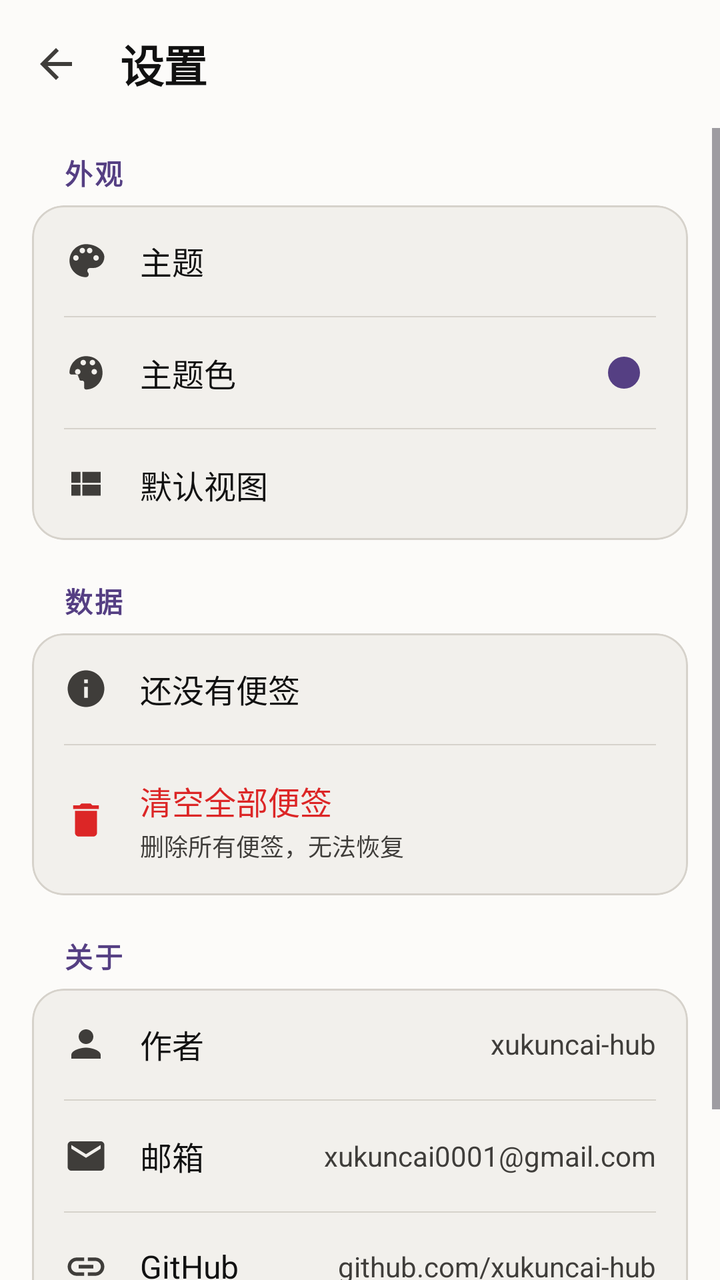
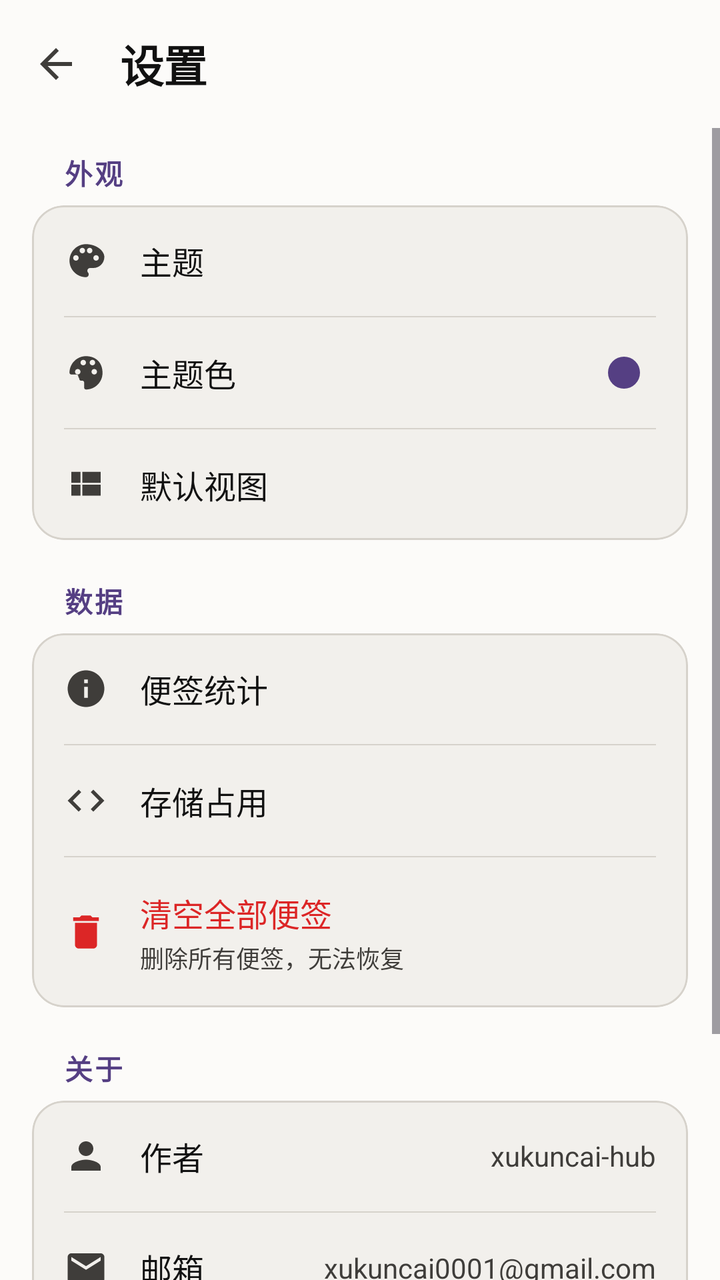

Before-and-after screenshots of an Android layout around one commit, followed by the original layout XML and the change that was made.
<!-- AndroidManifest.xml: application theme Theme.HtmlNotes -->
<!-- res/layout/activity_settings.xml -->
<?xml version="1.0" encoding="utf-8"?>
<LinearLayout xmlns:android="http://schemas.android.com/apk/res/android"
    xmlns:app="http://schemas.android.com/apk/res-auto"
    android:layout_width="match_parent"
    android:layout_height="match_parent"
    android:orientation="vertical">

    
    <LinearLayout
        android:id="@+id/topBar"
        android:layout_width="match_parent"
        android:layout_height="wrap_content"
        android:minHeight="?attr/actionBarSize"
        android:gravity="center_vertical"
        android:orientation="horizontal"
        android:paddingHorizontal="4dp">

        <ImageButton
            android:id="@+id/btnBack"
            style="@style/Widget.HtmlNotes.TopIconButton"
            android:contentDescription="@string/action_back"
            android:src="@drawable/ic_back" />

        <TextView
            style="@style/Widget.HtmlNotes.TopBarTitle"
            android:text="@string/settings" />
    </LinearLayout>

    <ScrollView
        android:id="@+id/scroll"
        android:layout_width="match_parent"
        android:layout_height="match_parent"
        android:clipToPadding="false">

        <LinearLayout
            android:layout_width="match_parent"
            android:layout_height="wrap_content"
            android:orientation="vertical"
            android:paddingHorizontal="16dp"
            android:paddingBottom="24dp">

            
            <TextView
                style="@style/Widget.HtmlNotes.Settings.SectionTitle"
                android:layout_marginTop="12dp"
                android:text="@string/settings_appearance" />

            <com.google.android.material.card.MaterialCardView
                style="@style/Widget.HtmlNotes.Settings.Card">

                <LinearLayout
                    android:layout_width="match_parent"
                    android:layout_height="wrap_content"
                    android:orientation="vertical">

                    
                    <LinearLayout
                        android:id="@+id/rowTheme"
                        style="@style/Widget.HtmlNotes.Settings.Row">

                        <ImageView
                            style="@style/Widget.HtmlNotes.Settings.Icon"
                            android:src="@drawable/ic_theme" />

                        <TextView
                            style="@style/Widget.HtmlNotes.Settings.Title"
                            android:text="@string/settings_theme" />

                        <TextView
                            android:id="@+id/themeValue"
                            style="@style/Widget.HtmlNotes.Settings.Value" />
                    </LinearLayout>

                    <View style="@style/Widget.HtmlNotes.Settings.Divider" />

                    
                    <LinearLayout
                        android:id="@+id/rowThemeColor"
                        style="@style/Widget.HtmlNotes.Settings.Row">

                        <ImageView
                            style="@style/Widget.HtmlNotes.Settings.Icon"
                            android:src="@drawable/ic_palette" />

                        <TextView
                            style="@style/Widget.HtmlNotes.Settings.Title"
                            android:text="@string/settings_theme_color" />

                        <View
                            android:id="@+id/themeColorDot"
                            android:layout_width="16dp"
                            android:layout_height="16dp"
                            android:layout_marginEnd="8dp"
                            android:background="@drawable/bg_dot"
                            android:backgroundTint="?attr/colorPrimary" />

                        <TextView
                            android:id="@+id/themeColorValue"
                            style="@style/Widget.HtmlNotes.Settings.Value" />
                    </LinearLayout>

                    <View style="@style/Widget.HtmlNotes.Settings.Divider" />

                    
                    <LinearLayout
                        android:id="@+id/rowDefaultView"
                        style="@style/Widget.HtmlNotes.Settings.Row">

                        <ImageView
                            style="@style/Widget.HtmlNotes.Settings.Icon"
                            android:src="@drawable/ic_grid" />

                        <TextView
                            style="@style/Widget.HtmlNotes.Settings.Title"
                            android:text="@string/settings_default_view" />

                        <TextView
                            android:id="@+id/viewValue"
                            style="@style/Widget.HtmlNotes.Settings.Value" />
                    </LinearLayout>
                </LinearLayout>
            </com.google.android.material.card.MaterialCardView>

            
            <TextView
                style="@style/Widget.HtmlNotes.Settings.SectionTitle"
                android:layout_marginTop="20dp"
                android:text="@string/settings_data" />

            <com.google.android.material.card.MaterialCardView
                style="@style/Widget.HtmlNotes.Settings.Card">

                <LinearLayout
                    android:layout_width="match_parent"
                    android:layout_height="wrap_content"
                    android:orientation="vertical">

                    
                    <LinearLayout style="@style/Widget.HtmlNotes.Settings.RowBase">

                        <ImageView
                            style="@style/Widget.HtmlNotes.Settings.Icon"
                            android:src="@drawable/ic_info" />

                        <TextView
                            style="@style/Widget.HtmlNotes.Settings.Title"
                            android:text="@string/empty_title" />

                        <TextView
                            android:id="@+id/notesCountValue"
                            style="@style/Widget.HtmlNotes.Settings.Value" />
                    </LinearLayout>

                    <View style="@style/Widget.HtmlNotes.Settings.Divider" />

                    <LinearLayout
                        android:id="@+id/rowClear"
                        style="@style/Widget.HtmlNotes.Settings.Row">

                        <ImageView
                            style="@style/Widget.HtmlNotes.Settings.Icon"
                            android:src="@drawable/ic_delete"
                            app:tint="?attr/colorError" />

                        <LinearLayout
                            android:layout_width="0dp"
                            android:layout_height="wrap_content"
                            android:layout_marginStart="16dp"
                            android:layout_weight="1"
                            android:orientation="vertical">

                            <TextView
                                android:layout_width="wrap_content"
                                android:layout_height="wrap_content"
                                android:text="@string/settings_clear"
                                android:textColor="?attr/colorError"
                                android:textSize="16sp" />

                            <TextView
                                android:layout_width="wrap_content"
                                android:layout_height="wrap_content"
                                android:layout_marginTop="2dp"
                                android:text="@string/settings_clear_summary"
                                android:textColor="?attr/colorOnSurfaceVariant"
                                android:textSize="12sp" />
                        </LinearLayout>
                    </LinearLayout>
                </LinearLayout>
            </com.google.android.material.card.MaterialCardView>

            
            <TextView
                style="@style/Widget.HtmlNotes.Settings.SectionTitle"
                android:layout_marginTop="20dp"
                android:text="@string/settings_about" />

            <com.google.android.material.card.MaterialCardView
                style="@style/Widget.HtmlNotes.Settings.Card">

                <LinearLayout
                    android:layout_width="match_parent"
                    android:layout_height="wrap_content"
                    android:orientation="vertical">

                    
                    <LinearLayout style="@style/Widget.HtmlNotes.Settings.RowBase">

                        <ImageView
                            style="@style/Widget.HtmlNotes.Settings.Icon"
                            android:src="@drawable/ic_person" />

                        <TextView
                            style="@style/Widget.HtmlNotes.Settings.Title"
                            android:text="@string/settings_author" />

                        <TextView
                            style="@style/Widget.HtmlNotes.Settings.Value"
                            android:text="@string/author_name" />
                    </LinearLayout>

                    <View style="@style/Widget.HtmlNotes.Settings.Divider" />

                    
                    <LinearLayout
                        android:id="@+id/rowEmail"
                        style="@style/Widget.HtmlNotes.Settings.Row">

                        <ImageView
                            style="@style/Widget.HtmlNotes.Settings.Icon"
                            android:src="@drawable/ic_email" />

                        <TextView
                            style="@style/Widget.HtmlNotes.Settings.Title"
                            android:text="@string/settings_email" />

                        <TextView
                            style="@style/Widget.HtmlNotes.Settings.Value"
                            android:text="@string/author_email" />
                    </LinearLayout>

                    <View style="@style/Widget.HtmlNotes.Settings.Divider" />

                    
                    <LinearLayout
                        android:id="@+id/rowGithub"
                        style="@style/Widget.HtmlNotes.Settings.Row">

                        <ImageView
                            style="@style/Widget.HtmlNotes.Settings.Icon"
                            android:src="@drawable/ic_link" />

                        <TextView
                            style="@style/Widget.HtmlNotes.Settings.Title"
                            android:text="@string/settings_github" />

                        <TextView
                            style="@style/Widget.HtmlNotes.Settings.Value"
                            android:text="@string/author_github" />
                    </LinearLayout>

                    <View style="@style/Widget.HtmlNotes.Settings.Divider" />

                    
                    <LinearLayout style="@style/Widget.HtmlNotes.Settings.RowBase">

                        <ImageView
                            style="@style/Widget.HtmlNotes.Settings.Icon"
                            android:src="@drawable/ic_info" />

                        <TextView
                            style="@style/Widget.HtmlNotes.Settings.Title"
                            android:text="@string/settings_version" />

                        <TextView
                            android:id="@+id/versionValue"
                            style="@style/Widget.HtmlNotes.Settings.Value" />
                    </LinearLayout>
                </LinearLayout>
            </com.google.android.material.card.MaterialCardView>
        </LinearLayout>
    </ScrollView>

</LinearLayout>
<!-- resources referenced by this layout -->
<resources>
  <!-- drawable bg_dot (drawable) -->
  <?xml version="1.0" encoding="utf-8"?>
  <shape xmlns:android="http://schemas.android.com/apk/res/android"
      android:shape="oval">
      <solid android:color="#FFFFFFFF" />
  </shape>
  <string name="action_back">返回</string>
  <string name="author_email">xukuncai0001@gmail.com</string>
  <string name="author_github">github.com/xukuncai-hub</string>
  <string name="author_name">xukuncai-hub</string>
  <string name="empty_title">还没有便签</string>
  <string name="settings">设置</string>
  <string name="settings_about">关于</string>
  <string name="settings_appearance">外观</string>
  <string name="settings_author">作者</string>
  <string name="settings_clear">清空全部便签</string>
  <string name="settings_clear_summary">删除所有便签，无法恢复</string>
  <string name="settings_data">数据</string>
  <string name="settings_default_view">默认视图</string>
  <string name="settings_email">邮箱</string>
  <string name="settings_github">GitHub</string>
  <string name="settings_theme">主题</string>
  <string name="settings_theme_color">主题色</string>
  <string name="settings_version">版本</string>
  <style name="Widget.HtmlNotes.Settings.Icon">
          <item name="android:layout_width">22dp</item>
          <item name="android:layout_height">22dp</item>
          <item name="android:importantForAccessibility">no</item>
          <item name="android:tint">?attr/colorOnSurfaceVariant</item>
      </style>
  <style name="Widget.HtmlNotes.Settings.Row" parent="Widget.HtmlNotes.Settings.RowBase">
          <item name="android:background">?attr/selectableItemBackground</item>
          <item name="android:clickable">true</item>
          <item name="android:focusable">true</item>
      </style>
  <style name="TextAppearance.HtmlNotes.ToolbarTitle" parent="TextAppearance.Material3.TitleLarge">
          
          <item name="android:fontFamily">serif</item>
          <item name="android:textStyle">bold</item>
          <item name="android:letterSpacing">-0.01</item>
      </style>
  <color name="md_primary">#553F83</color>
  <color name="md_on_primary">#FFFFFF</color>
  <color name="md_primary_container">#E7E0F5</color>
  <color name="md_on_primary_container">#2A1C4D</color>
  <color name="md_secondary">#4A4A4A</color>
  <color name="md_on_secondary">#FFFFFF</color>
  <color name="md_secondary_container">#E4E1DC</color>
  <color name="md_on_secondary_container">#1A1917</color>
  <color name="md_surface">#FCFBF9</color>
  <color name="md_on_surface">#111111</color>
  <color name="md_surface_variant">#EDEAE4</color>
  <color name="md_surface_container_high">#EAE7E1</color>
  <color name="md_on_surface_variant">#3F3D3A</color>
  <color name="md_outline">#73706B</color>
  <color name="md_outline_variant">#D6D2CB</color>
  <color name="md_error">#DC2626</color>
  <color name="md_tertiary">#7D6A52</color>
  <color name="md_on_tertiary">#FFFFFF</color>
  <color name="md_tertiary_container">#F0E4D4</color>
  <color name="md_on_tertiary_container">#2A1F12</color>
  <color name="md_on_error">#FFFFFF</color>
  <color name="md_error_container">#FCE7E7</color>
  <color name="md_on_error_container">#3D0F0F</color>
  <color name="md_inverse_surface">#1C1B1A</color>
  <color name="md_inverse_on_surface">#F7F5F2</color>
  <color name="md_surface_container_lowest">#FFFFFF</color>
  <color name="md_surface_container_low">#F7F5F1</color>
  <color name="md_surface_container">#F2F0EC</color>
  <color name="md_surface_container_highest">#E2DED7</color>
  <!-- unchanged entries left out for length: 18 -->
</resources>

<!-- the commit's change to res/layout/activity_settings.xml (unified diff, before → after) -->
@@ -144,10 +144,28 @@
 
                         <TextView
                             style="@style/Widget.HtmlNotes.Settings.Title"
-                            android:text="@string/empty_title" />
+                            android:text="@string/stats_notes" />
 
                         <TextView
                             android:id="@+id/notesCountValue"
+                            style="@style/Widget.HtmlNotes.Settings.Value" />
+                    </LinearLayout>
+
+                    <View style="@style/Widget.HtmlNotes.Settings.Divider" />
+
+                    
+                    <LinearLayout style="@style/Widget.HtmlNotes.Settings.RowBase">
+
+                        <ImageView
+                            style="@style/Widget.HtmlNotes.Settings.Icon"
+                            android:src="@drawable/ic_code" />
+
+                        <TextView
+                            style="@style/Widget.HtmlNotes.Settings.Title"
+                            android:text="@string/stats_storage" />
+
+                        <TextView
+                            android:id="@+id/storageSizeValue"
                             style="@style/Widget.HtmlNotes.Settings.Value" />
                     </LinearLayout>
 
<!-- resource entries referenced after the edit -->
@@ -6,11 +6,20 @@
       android:shape="oval">
       <solid android:color="#FFFFFFFF" />
   </shape>
+  <!-- drawable ic_code (drawable) -->
+  <vector xmlns:android="http://schemas.android.com/apk/res/android"
+      android:width="24dp"
+      android:height="24dp"
+      android:viewportWidth="24"
+      android:viewportHeight="24">
+      <path
+          android:fillColor="#FF000000"
+          android:pathData="M9.4,16.6L4.8,12l4.6,-4.6L8,6l-6,6 6,6 1.4,-1.4zM14.6,16.6L19.2,12l-4.6,-4.6L16,6l6,6 -6,6 -1.4,-1.4z" />
+  </vector>
   <string name="action_back">返回</string>
   <string name="author_email">xukuncai0001@gmail.com</string>
   <string name="author_github">github.com/xukuncai-hub</string>
   <string name="author_name">xukuncai-hub</string>
-  <string name="empty_title">还没有便签</string>
   <string name="settings">设置</string>
   <string name="settings_about">关于</string>
   <string name="settings_appearance">外观</string>
@@ -24,6 +33,8 @@
   <string name="settings_theme">主题</string>
   <string name="settings_theme_color">主题色</string>
   <string name="settings_version">版本</string>
+  <string name="stats_notes">便签统计</string>
+  <string name="stats_storage">存储占用</string>
   <style name="Widget.HtmlNotes.Settings.Icon">
           <item name="android:layout_width">22dp</item>
           <item name="android:layout_height">22dp</item>
